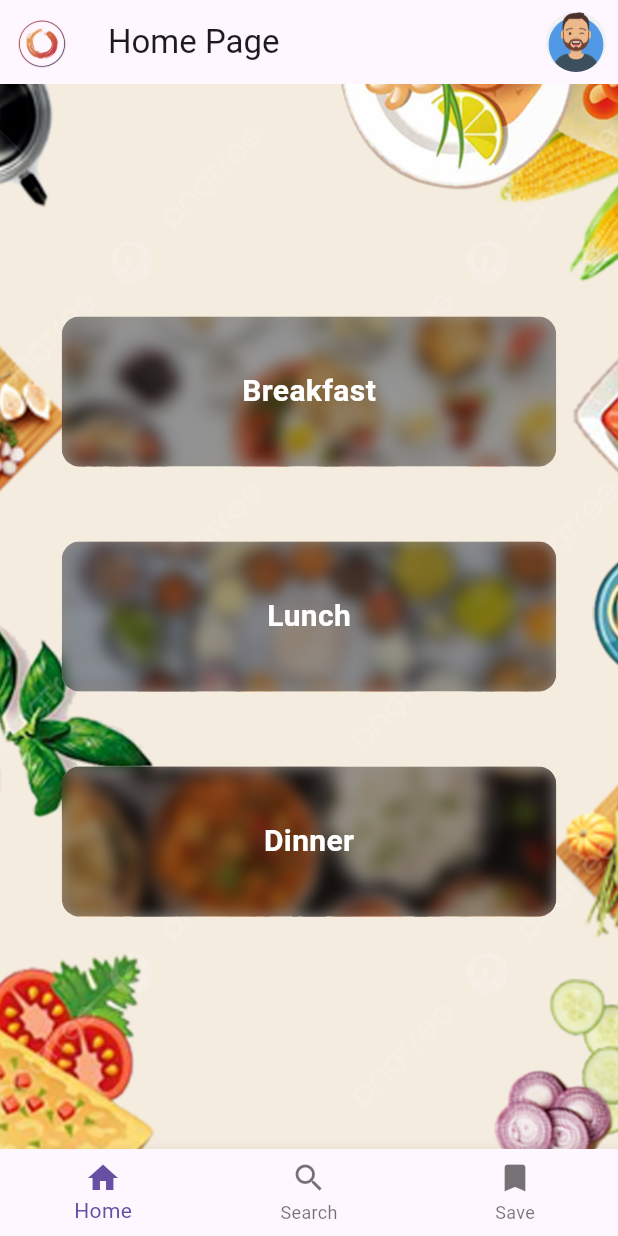
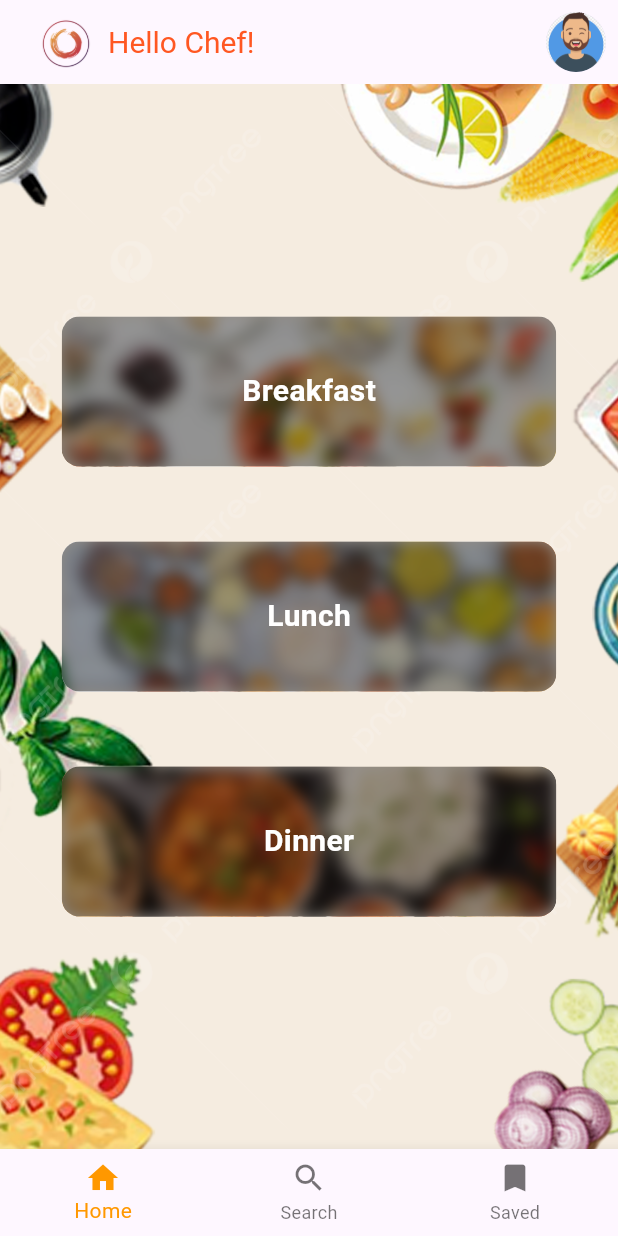
Before and after one commit to tiirth22/FlavorSphere, a Flutter app: the HomePage screen opened directly, on a phone screen of 412 x 824 dp. Run offline on Flutter 3.47's test engine with Material 3 defaults, Android fonts, the light colour scheme and no system bars.

Commit message:
change the "Save" To "Saved" Button Made Home,Search and Saved button worked Funtionally Written "Hello Chef!" after the logo at the top left Side

```diff
--- a/lib/home_page.dart
+++ b/lib/home_page.dart
@@ -1,15 +1,45 @@
 import 'dart:ui';
 import 'package:flutter/material.dart';
 
-class HomePage extends StatelessWidget {
+class HomePage extends StatefulWidget {
+  @override
+  _HomePageState createState() => _HomePageState();
+}
+
+class _HomePageState extends State<HomePage> {
+  int _selectedIndex = 0;
+
+  static List<Widget> _widgetOptions = <Widget>[
+    HomeContent(), // Home content (current HomePage content)
+    SearchPage(),  // Search page
+    SavedPage(),   // Saved page
+  ];
+
+  void _onItemTapped(int index) {
+    setState(() {
+      _selectedIndex = index;
+    });
+  }
+
   @override
   Widget build(BuildContext context) {
     return Scaffold(
       appBar: AppBar(
-        title: Text('Home Page'),
-        leading: Padding(
+        title: Row(
+          children: [
+            Padding(
               padding: const EdgeInsets.all(8.0),
-          child: Image.asset('assets/images/logo.png'), // App logo on the top left
+              child: Image.asset(
+                'assets/images/logo.png',
+                width: 40,
+                height: 40,
+              ), // App logo on the top left
+            ),
+            Text(
+              'Hello Chef!',
+              style: TextStyle(fontSize: 20, color: Colors.deepOrange),
+            ),
+          ],
         ),
         actions: [
           Padding(
@@ -20,7 +50,34 @@ class HomePage extends StatelessWidget {
           ),
         ],
       ),
-      body: Stack(
+      body: _widgetOptions.elementAt(_selectedIndex), // Display the selected page
+      bottomNavigationBar: BottomNavigationBar(
+        items: const <BottomNavigationBarItem>[
+          BottomNavigationBarItem(
+            icon: Icon(Icons.home),
+            label: 'Home',
+          ),
+          BottomNavigationBarItem(
+            icon: Icon(Icons.search),
+            label: 'Search',
+          ),
+          BottomNavigationBarItem(
+            icon: Icon(Icons.bookmark),
+            label: 'Saved',
+          ),
+        ],
+        currentIndex: _selectedIndex,
+        selectedItemColor: Colors.orange,
+        onTap: _onItemTapped,
+      ),
+    );
+  }
+}
+
+class HomeContent extends StatelessWidget {
+  @override
+  Widget build(BuildContext context) {
+    return Stack(
       children: [
         // Background image
         Positioned.fill(
@@ -64,24 +121,6 @@ class HomePage extends StatelessWidget {
           ),
         ),
       ],
-      ),
-      // Bottom Navigation Bar
-      bottomNavigationBar: BottomNavigationBar(
-        items: [
-          BottomNavigationBarItem(
-            icon: Icon(Icons.home),
-            label: 'Home',
-          ),
-          BottomNavigationBarItem(
-            icon: Icon(Icons.search),
-            label: 'Search',
-          ),
-          BottomNavigationBarItem(
-            icon: Icon(Icons.bookmark),
-            label: 'Save',
-          ),
-        ],
-      ),
     );
   }
 }
@@ -140,3 +179,28 @@ class BlurredButton extends StatelessWidget {
     );
   }
 }
+
+// Placeholder pages for Search and Saved
+class SearchPage extends StatelessWidget {
+  @override
+  Widget build(BuildContext context) {
+    return Center(
+      child: Text(
+        'Search Page',
+        style: TextStyle(fontSize: 24),
+      ),
+    );
+  }
+}
+
+class SavedPage extends StatelessWidget {
+  @override
+  Widget build(BuildContext context) {
+    return Center(
+      child: Text(
+        'Saved Page',
+        style: TextStyle(fontSize: 24),
+      ),
+    );
+  }
+}
```
Lines whose indentation alone changed are shown as unchanged.
